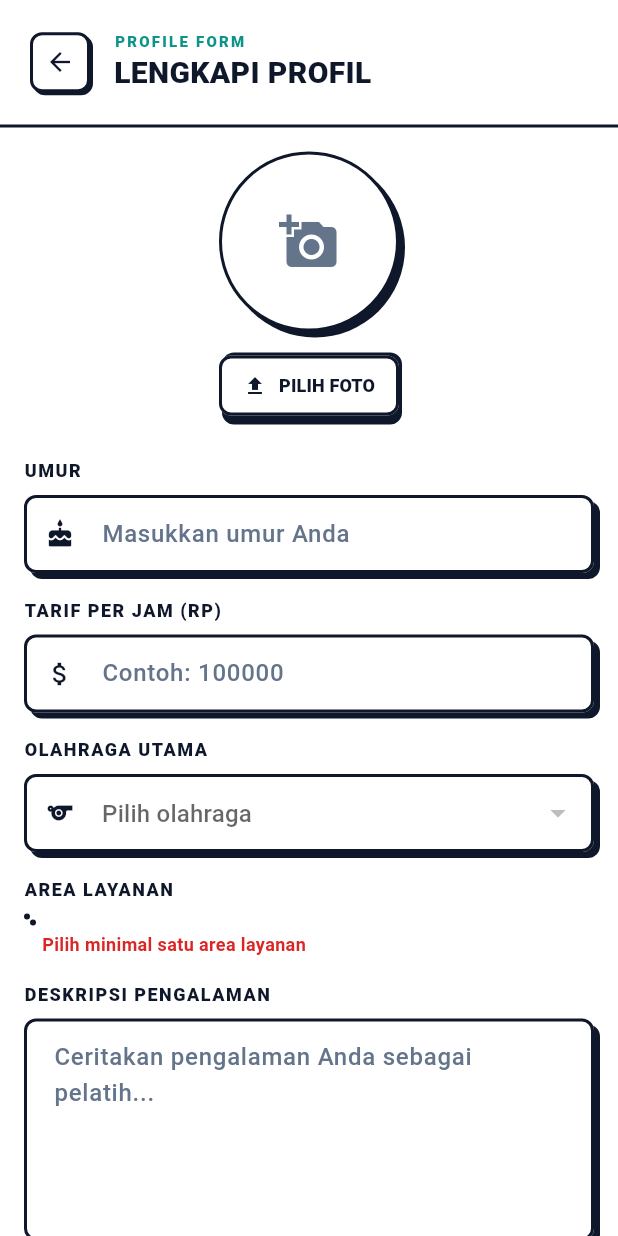
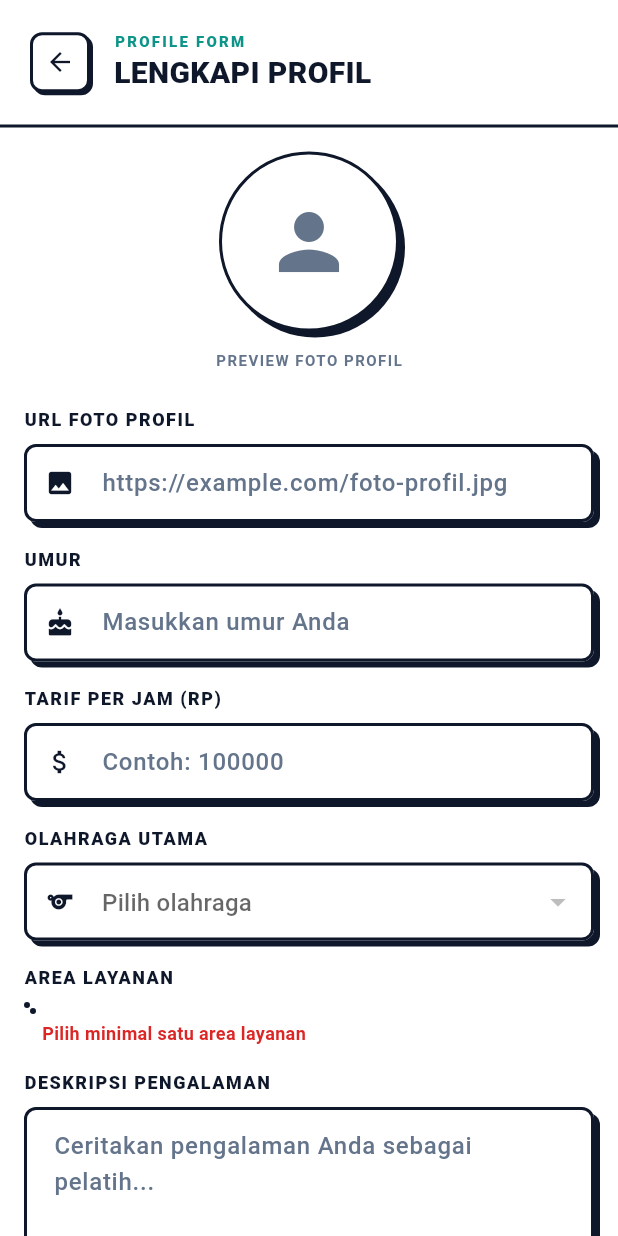
Before and after one commit to pbp-kelompok-e4/all-ahraga-mobile, a Flutter app: the CoachProfileFormPage screen opened directly, on a phone screen of 412 x 824 dp. Run offline on Flutter 3.47's test engine with Material 3 defaults, Android fonts, the phone set to English and light mode, and no system bars; our stand-ins replace dropdown_button2, image_picker; missing offline and left inert: pbp_django_auth.

Commit message:
memperbaiki input profil agar url

```diff
--- a/lib/screens/coach/coach_profile_form.dart
+++ b/lib/screens/coach/coach_profile_form.dart
@@ -1,19 +1,13 @@
 // lib/screens/coach/coach_profile_form.dart
 
-import 'dart:io';
-import 'dart:typed_data';
 import 'package:flutter/material.dart';
-import 'package:image_picker/image_picker.dart';
 import 'package:provider/provider.dart';
 import 'package:pbp_django_auth/pbp_django_auth.dart';
-import 'package:http/http.dart' as http;
 import 'dart:convert';
 import '/models/coach_entry.dart';
 import '/models/sport_category.dart';
 import '/models/location_area.dart';
 import '/constants/api.dart';
-import 'package:http/browser_client.dart';
-import 'package:flutter/foundation.dart' show kIsWeb;
 
 // Design System Constants
 class NeoBrutalism {
@@ -42,10 +36,9 @@ class _CoachProfileFormPageState extends State<CoachProfileFormPage> {
   final TextEditingController _ageController = TextEditingController();
   final TextEditingController _rateController = TextEditingController();
   final TextEditingController _experienceController = TextEditingController();
+  final TextEditingController _profilePictureUrlController = TextEditingController();
 
   bool _isLoading = false;
-  dynamic _imageFile;
-  final ImagePicker _picker = ImagePicker();
 
   List<SportCategory> _sportCategories = [];
   List<LocationArea> _locationAreas = [];
@@ -69,6 +62,7 @@ class _CoachProfileFormPageState extends State<CoachProfileFormPage> {
       _ageController.text = profile.age?.toString() ?? '';
       _rateController.text = profile.ratePerHour?.toString() ?? '';
       _experienceController.text = profile.experienceDesc ?? '';
+      _profilePictureUrlController.text = profile.profilePicture ?? '';
       _selectedSportId = profile.mainSportTrainedId;
       _selectedAreaIds = profile.serviceAreaIds ?? [];
     }
@@ -118,39 +112,6 @@ class _CoachProfileFormPageState extends State<CoachProfileFormPage> {
     }
   }
 
-  Future<void> _pickImage() async {
-    try {
-      final XFile? pickedFile = await _picker.pickImage(
-        source: ImageSource.gallery,
-        maxWidth: 1024,
-        maxHeight: 1024,
-        imageQuality: 85,
-      );
-
-      if (pickedFile != null) {
-        if (kIsWeb) {
-          final bytes = await pickedFile.readAsBytes();
-          setState(() {
-            _imageFile = bytes;
-          });
-        } else {
-          setState(() {
-            _imageFile = File(pickedFile.path);
-          });
-        }
-      }
-    } catch (e) {
-      if (mounted) {
-        ScaffoldMessenger.of(context).showSnackBar(
-          SnackBar(
-            content: Text('Gagal memilih gambar: $e'),
-            backgroundColor: NeoBrutalism.danger,
-          ),
-        );
-      }
-    }
-  }
-
   Future<void> _submitForm() async {
     if (!_formKey.currentState!.validate()) {
       return;
@@ -183,59 +144,26 @@ class _CoachProfileFormPageState extends State<CoachProfileFormPage> {
     try {
       final request = context.read<CookieRequest>();
 
-      var uri = Uri.parse(ApiConstants.coachProfileSave);
-      var multipartRequest = http.MultipartRequest('POST', uri);
-
-      final cookies = request.cookies;
-      if (cookies.isNotEmpty) {
-        multipartRequest.headers['cookie'] = cookies.entries
-            .map((e) => '${e.key}=${e.value}')
-            .join('; ');
-      }
-
-      multipartRequest.fields['age'] = _ageController.text;
-      multipartRequest.fields['rate_per_hour'] = _rateController.text;
-      multipartRequest.fields['main_sport_trained_id'] = _selectedSportId.toString();
-      multipartRequest.fields['experience_desc'] = _experienceController.text;
-      multipartRequest.fields['service_area_ids'] = jsonEncode(_selectedAreaIds);
-
-      if (_imageFile != null) {
-        if (kIsWeb && _imageFile is Uint8List) {
-          multipartRequest.files.add(
-            http.MultipartFile.fromBytes(
-              'profile_picture',
-              _imageFile,
-              filename: 'profile_${DateTime.now().millisecondsSinceEpoch}.jpg',
-            ),
+      final response = await request.post(
+        ApiConstants.coachProfileSave,
+        jsonEncode({
+          'age': int.parse(_ageController.text),
+          'rate_per_hour': double.parse(_rateController.text),
+          'main_sport_trained_id': _selectedSportId,
+          'experience_desc': _experienceController.text,
+          'service_area_ids': _selectedAreaIds,
+          'profile_picture': _profilePictureUrlController.text.isEmpty
+              ? null
+              : _profilePictureUrlController.text,
+        }),
       );
-        } else if (!kIsWeb && _imageFile is File) {
-          multipartRequest.files.add(
-            await http.MultipartFile.fromPath(
-              'profile_picture',
-              _imageFile.path,
-            ),
-          );
-        }
-      }
-
-      http.StreamedResponse streamedResponse;
-
-      if (kIsWeb) {
-        final client = BrowserClient()..withCredentials = true;
-        streamedResponse = await client.send(multipartRequest);
-      } else {
-        streamedResponse = await multipartRequest.send();
-      }
-
-      final response = await http.Response.fromStream(streamedResponse);
-      final responseData = jsonDecode(response.body);
 
       if (mounted) {
-        if (responseData['success'] == true) {
+        if (response['success'] == true) {
           ScaffoldMessenger.of(context).showSnackBar(
             SnackBar(
               content: Text(
-                responseData['message'] ?? 'Profil berhasil disimpan',
+                response['message'] ?? 'Profil berhasil disimpan',
               ),
               backgroundColor: NeoBrutalism.primary,
             ),
@@ -245,7 +173,7 @@ class _CoachProfileFormPageState extends State<CoachProfileFormPage> {
           ScaffoldMessenger.of(context).showSnackBar(
             SnackBar(
               content: Text(
-                responseData['message'] ?? 'Gagal menyimpan profil',
+                response['message'] ?? 'Gagal menyimpan profil',
               ),
               backgroundColor: NeoBrutalism.danger,
             ),
@@ -275,6 +203,7 @@ class _CoachProfileFormPageState extends State<CoachProfileFormPage> {
     _ageController.dispose();
     _rateController.dispose();
     _experienceController.dispose();
+    _profilePictureUrlController.dispose();
     super.dispose();
   }
 
@@ -401,13 +330,11 @@ class _CoachProfileFormPageState extends State<CoachProfileFormPage> {
         child: Column(
           crossAxisAlignment: CrossAxisAlignment.start,
           children: [
-            // Profile Picture Section
+            // Profile Picture Preview Section
             Center(
               child: Column(
                 children: [
-                  GestureDetector(
-                    onTap: _pickImage,
-                    child: Container(
+                  Container(
                     width: 120,
                     height: 120,
                     decoration: BoxDecoration(
@@ -422,66 +349,71 @@ class _CoachProfileFormPageState extends State<CoachProfileFormPage> {
                         ),
                       ],
                     ),
-                      child: _imageFile != null
-                          ? ClipOval(
-                              child: kIsWeb
-                                  ? Image.memory(
-                                      _imageFile as Uint8List,
+                    child: ClipOval(
+                      child: _profilePictureUrlController.text.isNotEmpty
+                          ? Image.network(
+                              _profilePictureUrlController.text,
                               fit: BoxFit.cover,
-                                    )
-                                  : Image.file(_imageFile as File, fit: BoxFit.cover),
-                            )
-                          : widget.existingProfile?.profilePicture != null
-                              ? ClipOval(
-                                  child: Image.network(
-                                    widget.existingProfile!.profilePicture!,
-                                    fit: BoxFit.cover,
+                              errorBuilder: (context, error, stackTrace) {
+                                return const Icon(
+                                  Icons.person,
+                                  size: 60,
+                                  color: NeoBrutalism.grey,
+                                );
+                              },
+                              loadingBuilder: (context, child, loadingProgress) {
+                                if (loadingProgress == null) return child;
+                                return const Center(
+                                  child: CircularProgressIndicator(
+                                    valueColor: AlwaysStoppedAnimation<Color>(NeoBrutalism.primary),
                                   ),
+                                );
+                              },
                             )
                           : const Icon(
-                                  Icons.add_a_photo,
-                                  size: 40,
+                              Icons.person,
+                              size: 60,
                               color: NeoBrutalism.grey,
                             ),
                     ),
                   ),
                   const SizedBox(height: 12),
-                  Container(
-                    decoration: BoxDecoration(
-                      borderRadius: BorderRadius.circular(NeoBrutalism.borderRadius),
-                      boxShadow: const [
-                        BoxShadow(
-                          color: NeoBrutalism.slate,
-                          offset: Offset(2, 2),
-                          blurRadius: 0,
-                        ),
-                      ],
-                    ),
-                    child: ElevatedButton.icon(
-                      onPressed: _pickImage,
-                      icon: const Icon(Icons.upload, size: 16),
-                      label: Text(
-                        _imageFile != null || widget.existingProfile?.profilePicture != null
-                            ? 'GANTI FOTO'
-                            : 'PILIH FOTO',
-                        style: const TextStyle(fontWeight: FontWeight.w800, fontSize: 12),
-                      ),
-                      style: ElevatedButton.styleFrom(
-                        backgroundColor: NeoBrutalism.white,
-                        foregroundColor: NeoBrutalism.slate,
-                        elevation: 0,
-                        padding: const EdgeInsets.symmetric(horizontal: 16, vertical: 8),
-                        shape: RoundedRectangleBorder(
-                          borderRadius: BorderRadius.circular(NeoBrutalism.borderRadius),
-                          side: const BorderSide(color: NeoBrutalism.slate, width: NeoBrutalism.borderWidth),
-                        ),
-                      ),
+                  const Text(
+                    'PREVIEW FOTO PROFIL',
+                    style: TextStyle(
+                      fontSize: 10,
+                      fontWeight: FontWeight.w700,
+                      color: NeoBrutalism.grey,
+                      letterSpacing: 1,
                     ),
                   ),
                 ],
               ),
             ),
             const SizedBox(height: 24),
+
+            // Profile Picture URL Field
+            _buildTextField(
+              controller: _profilePictureUrlController,
+              label: 'URL FOTO PROFIL',
+              hint: 'https://example.com/foto-profil.jpg',
+              icon: Icons.image,
+              keyboardType: TextInputType.url,
+              onChanged: (value) {
+                // Trigger rebuild to update preview
+                setState(() {});
+              },
+              validator: (value) {
+                if (value != null && value.isNotEmpty) {
+                  final uri = Uri.tryParse(value);
+                  if (uri == null || !uri.hasScheme || (!uri.scheme.startsWith('http'))) {
+                    return 'URL tidak valid. Gunakan format: https://...';
+                  }
+                }
+                return null;
+              },
+            ),
+            const SizedBox(height: 16),
 
             // Age Field
             _buildTextField(
@@ -611,8 +543,8 @@ class _CoachProfileFormPageState extends State<CoachProfileFormPage> {
                 if (value == null || value.isEmpty) {
                   return 'Deskripsi pengalaman harus diisi';
                 }
-                if (value.length < 50) {
-                  return 'Deskripsi minimal 50 karakter';
+                if (value.length < 15) {
+                  return 'Deskripsi minimal 15 karakter';
                 }
                 return null;
               },
@@ -655,6 +587,7 @@ class _CoachProfileFormPageState extends State<CoachProfileFormPage> {
     TextInputType? keyboardType,
     int maxLines = 1,
     String? Function(String?)? validator,
+    void Function(String)? onChanged,
   }) {
     return Column(
       crossAxisAlignment: CrossAxisAlignment.start,
@@ -684,6 +617,7 @@ class _CoachProfileFormPageState extends State<CoachProfileFormPage> {
             controller: controller,
             keyboardType: keyboardType,
             maxLines: maxLines,
+            onChanged: onChanged,
             style: const TextStyle(fontWeight: FontWeight.w600, color: NeoBrutalism.slate),
             decoration: InputDecoration(
               hintText: hint,
--- a/lib/screens/venue/venue_dashboard.dart
+++ b/lib/screens/venue/venue_dashboard.dart
@@ -517,7 +517,7 @@ class _VenueDashboardPageState extends State<VenueDashboardPage> {
                                                 image: NetworkImage(
                                                   imageUrl.startsWith('http')
                                                       ? imageUrl
-                                                      : "http://10.0.2.2:8000$imageUrl",
+                                                      : "${ApiConstants.baseUrl}$imageUrl",
                                                 ),
                                                 fit: BoxFit.cover,
                                               )
```
Lines whose indentation alone changed are shown as unchanged.
